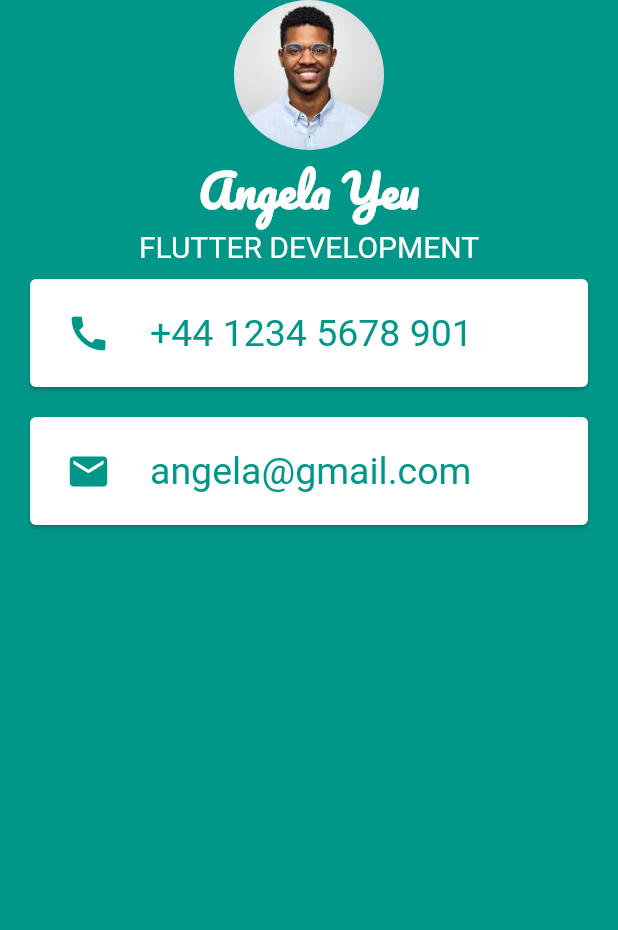
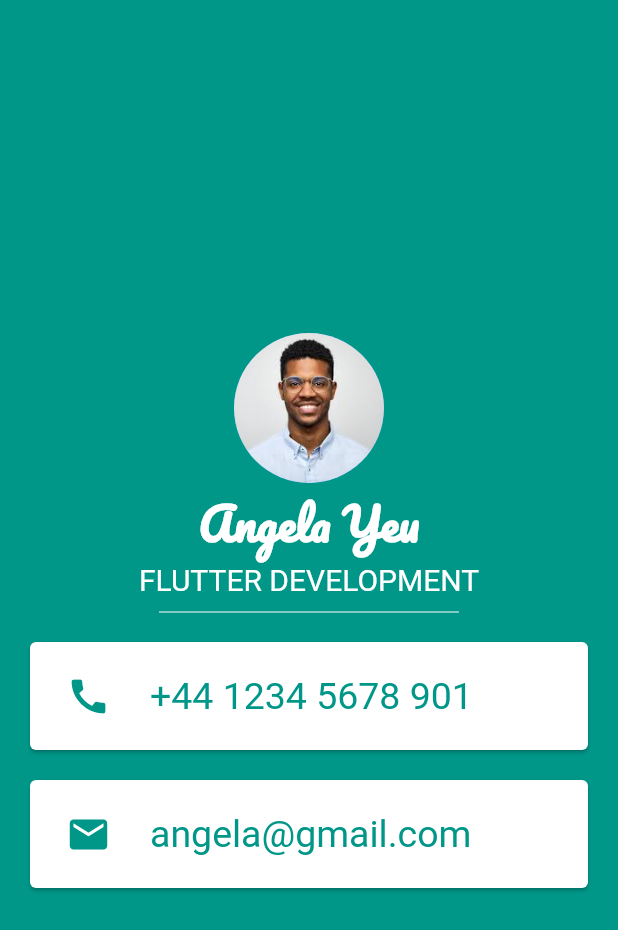
Before and after one commit to Mr-Perfectuz/flutter_card, a Flutter app: the screen it shows after launch, on a phone screen of 412 x 824 dp. Shown: the top 930 px of the screen. Run offline on Flutter 3.47's test engine with Material 2 defaults, Android fonts, the phone set to English and light mode, and no system bars.

Commit message:
main widget has been updated

```diff
--- a/lib/main.dart
+++ b/lib/main.dart
@@ -14,6 +14,7 @@ class MyApp extends StatelessWidget {
       home: Scaffold(
         backgroundColor: Colors.teal,
         body: Column(
+          mainAxisAlignment: MainAxisAlignment.center,
           children: <Widget>[
             CircleAvatar(
               backgroundColor: Colors.blue,
@@ -32,12 +33,18 @@ class MyApp extends StatelessWidget {
               'FLUTTER DEVELOPMENT',
               style: TextStyle(fontSize: 20.0, color: Colors.white),
             ),
+            SizedBox(
+              height: 20.0,
+              width: 200.0,
+              child: Divider(
+                color: Colors.white,
+              ),
+            ),
             Card(
               margin: EdgeInsets.symmetric(
                 horizontal: 20.0,
                 vertical: 10.0,
               ),
-              color: Colors.white,
               child: Padding(
                 padding: const EdgeInsets.all(8.0),
                 child: ListTile(
@@ -62,7 +69,6 @@ class MyApp extends StatelessWidget {
                 horizontal: 20.0,
                 vertical: 10.0,
               ),
-              color: Colors.white,
               child: Padding(
                 padding: const EdgeInsets.all(8.0),
                 child: ListTile(
```
